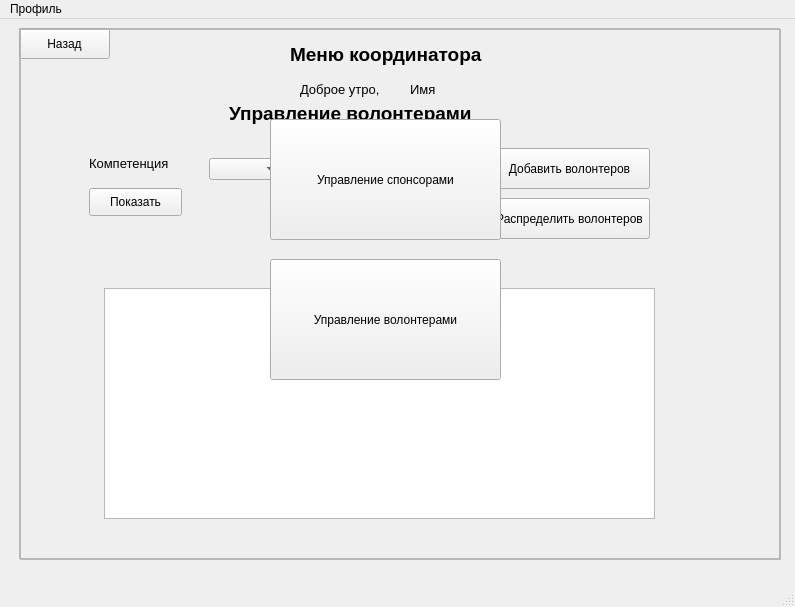
antons201/WorldSkills__CourseWork, file ui_files/CoordinatorWindowUi.ui: the form before one commit.
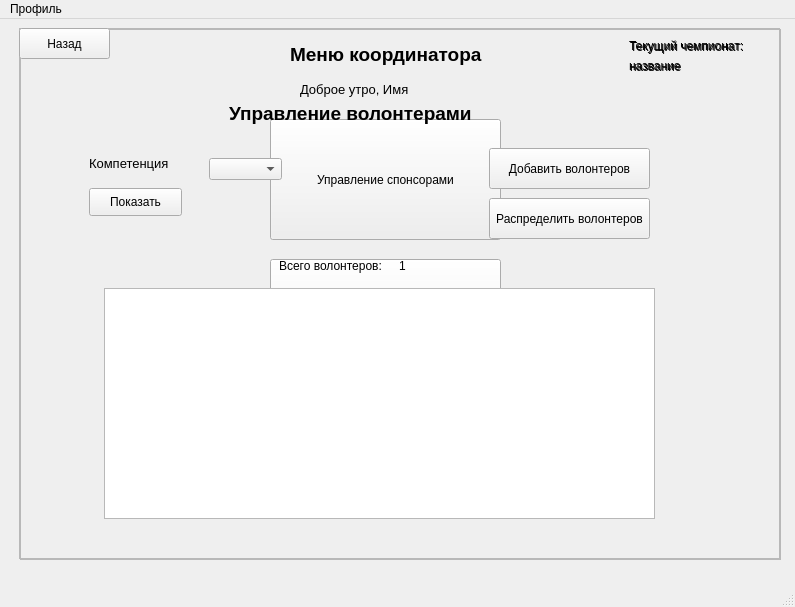
The form after the commit.

Patch:
```diff
--- a/ui_files/CoordinatorWindowUi.ui
+++ b/ui_files/CoordinatorWindowUi.ui
@@ -34,7 +34,7 @@
       <rect>
        <x>280</x>
        <y>50</y>
-       <width>101</width>
+       <width>171</width>
        <height>20</height>
       </rect>
      </property>
@@ -44,25 +44,7 @@
       </font>
      </property>
      <property name="text">
-      <string>Доброе утро,</string>
-     </property>
-    </widget>
-    <widget class="QLabel" name="NameLabel">
-     <property name="geometry">
-      <rect>
-       <x>390</x>
-       <y>50</y>
-       <width>121</width>
-       <height>21</height>
-      </rect>
-     </property>
-     <property name="font">
-      <font>
-       <pointsize>10</pointsize>
-      </font>
-     </property>
-     <property name="text">
-      <string>Имя</string>
+      <string>Доброе утро, Имя</string>
      </property>
     </widget>
     <widget class="QLabel" name="MenuLabel">
@@ -111,6 +93,32 @@
       <string>Управление спонсорами</string>
      </property>
     </widget>
+    <widget class="QLabel" name="ThisChempionshipsLabel">
+     <property name="geometry">
+      <rect>
+       <x>610</x>
+       <y>10</y>
+       <width>141</width>
+       <height>16</height>
+      </rect>
+     </property>
+     <property name="text">
+      <string>Текущий чемпионат:</string>
+     </property>
+    </widget>
+    <widget class="QLabel" name="NameChempionshipsLabel">
+     <property name="geometry">
+      <rect>
+       <x>610</x>
+       <y>30</y>
+       <width>81</width>
+       <height>16</height>
+      </rect>
+     </property>
+     <property name="text">
+      <string>название</string>
+     </property>
+    </widget>
    </widget>
    <widget class="QFrame" name="VolunteersFrame">
     <property name="geometry">
@@ -263,9 +271,33 @@
       <string>Назад</string>
      </property>
     </widget>
+    <widget class="QLabel" name="NameChempionshipsLabel_2">
+     <property name="geometry">
+      <rect>
+       <x>610</x>
+       <y>30</y>
+       <width>81</width>
+       <height>16</height>
+      </rect>
+     </property>
+     <property name="text">
+      <string>название</string>
+     </property>
+    </widget>
+    <widget class="QLabel" name="ThisChempionshipsLabel_2">
+     <property name="geometry">
+      <rect>
+       <x>610</x>
+       <y>10</y>
+       <width>141</width>
+       <height>16</height>
+      </rect>
+     </property>
+     <property name="text">
+      <string>Текущий чемпионат:</string>
+     </property>
+    </widget>
    </widget>
-   <zorder>VolunteersFrame</zorder>
-   <zorder>MainFrame</zorder>
   </widget>
   <widget class="QMenuBar" name="menubar">
    <property name="geometry">
```
